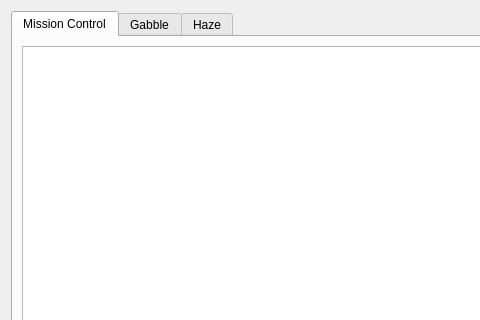
First picture: the form in tools/debugger/main-window.ui, repository KDE/ktp-common-internals, before the edit; both pictures show x 0 to 480 and y 0 to 320 of the 592 by 420 pixel window.
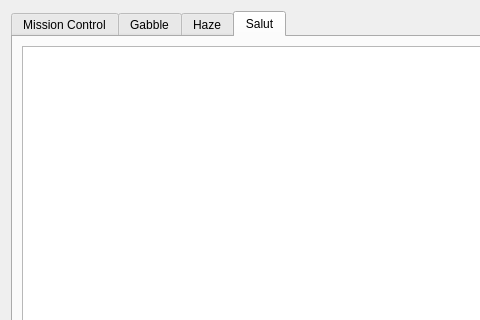
Second picture: the form after the edit. The open tabs and pages were chosen to show the change. Custom widgets are drawn as their Qt base class.

Commit message: Add tab for salut in ktp-debugger

```diff
--- a/tools/debugger/main-window.ui
+++ b/tools/debugger/main-window.ui
@@ -46,6 +46,16 @@
        </item>
       </layout>
      </widget>
+     <widget class="QWidget" name="salutTab">
+      <attribute name="title">
+       <string>Salut</string>
+      </attribute>
+      <layout class="QHBoxLayout" name="horizontalLayout_5">
+       <item>
+        <widget class="DebugMessageView" name="salutLogsView"/>
+       </item>
+      </layout>
+     </widget>
     </widget>
    </item>
   </layout>
```
The commit also changes 1 other file.
